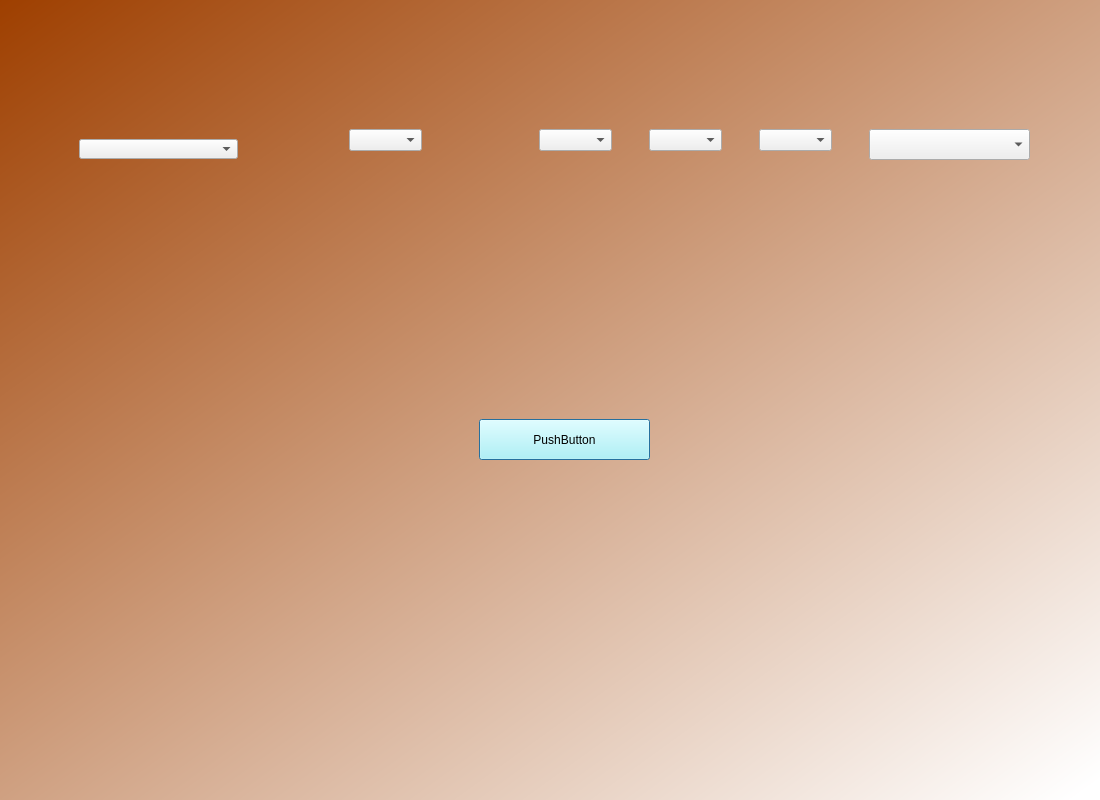
First picture: the form in Hackathon/input.ui, repository Agnim0912/DEVSPRINT_KOHI, before the edit.
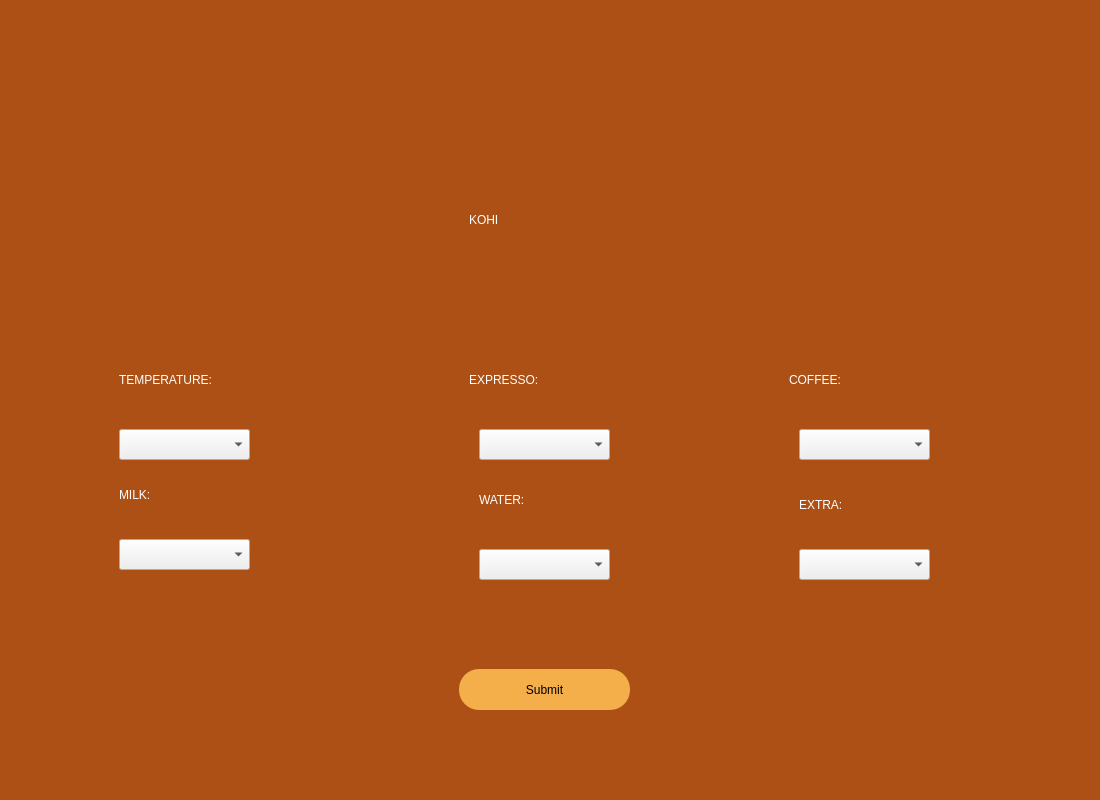
Second picture: the form after the edit.

```diff
--- a/Hackathon/input.ui
+++ b/Hackathon/input.ui
@@ -24,31 +24,33 @@
    </property>
    <property name="styleSheet">
     <string notr="true">QWidget#widget{
-background:qlineargradient(spread:pad, x1:0, y1:0, x2:0.985075, y2:0.983, stop:0 rgba(158, 63, 0, 255), stop:1 rgba(255, 255, 255, 255))}</string>
+background-color: rgb(173, 80, 21);}
+</string>
    </property>
    <widget class="QPushButton" name="But1">
     <property name="geometry">
      <rect>
-      <x>480</x>
-      <y>420</y>
+      <x>460</x>
+      <y>670</y>
       <width>171</width>
       <height>41</height>
      </rect>
     </property>
     <property name="styleSheet">
-     <string notr="true">background-color: rgb(170, 255, 255);</string>
+     <string notr="true">border-radius:20px;
+background-color: rgb(244, 174, 74);</string>
     </property>
     <property name="text">
-     <string>PushButton</string>
+     <string>Submit</string>
     </property>
    </widget>
    <widget class="QComboBox" name="comboBox">
     <property name="geometry">
      <rect>
-      <x>80</x>
-      <y>140</y>
-      <width>159</width>
-      <height>20</height>
+      <x>120</x>
+      <y>430</y>
+      <width>131</width>
+      <height>31</height>
      </rect>
     </property>
     <item>
@@ -70,10 +72,10 @@
    <widget class="QComboBox" name="comboBox3">
     <property name="geometry">
      <rect>
-      <x>540</x>
-      <y>130</y>
-      <width>73</width>
-      <height>22</height>
+      <x>800</x>
+      <y>430</y>
+      <width>131</width>
+      <height>31</height>
      </rect>
     </property>
     <item>
@@ -95,10 +97,10 @@
    <widget class="QComboBox" name="comboBox4">
     <property name="geometry">
      <rect>
-      <x>650</x>
-      <y>130</y>
-      <width>73</width>
-      <height>22</height>
+      <x>120</x>
+      <y>540</y>
+      <width>131</width>
+      <height>31</height>
      </rect>
     </property>
     <item>
@@ -120,10 +122,10 @@
    <widget class="QComboBox" name="comboBox5">
     <property name="geometry">
      <rect>
-      <x>760</x>
-      <y>130</y>
-      <width>73</width>
-      <height>22</height>
+      <x>480</x>
+      <y>550</y>
+      <width>131</width>
+      <height>31</height>
      </rect>
     </property>
     <item>
@@ -145,10 +147,10 @@
    <widget class="QComboBox" name="comboBox2">
     <property name="geometry">
      <rect>
-      <x>350</x>
-      <y>130</y>
-      <width>73</width>
-      <height>22</height>
+      <x>480</x>
+      <y>430</y>
+      <width>131</width>
+      <height>31</height>
      </rect>
     </property>
     <item>
@@ -175,9 +177,9 @@
    <widget class="QComboBox" name="comboBox6">
     <property name="geometry">
      <rect>
-      <x>870</x>
-      <y>130</y>
-      <width>161</width>
+      <x>800</x>
+      <y>550</y>
+      <width>131</width>
       <height>31</height>
      </rect>
     </property>
@@ -217,6 +219,125 @@
      </property>
     </item>
    </widget>
+   <widget class="QLabel" name="label">
+    <property name="geometry">
+     <rect>
+      <x>120</x>
+      <y>350</y>
+      <width>301</width>
+      <height>61</height>
+     </rect>
+    </property>
+    <property name="styleSheet">
+     <string notr="true">font: 20pt &quot;Montserrat&quot;;
+color: rgb(255, 255, 255);</string>
+    </property>
+    <property name="text">
+     <string>TEMPERATURE:</string>
+    </property>
+   </widget>
+   <widget class="QLabel" name="label_2">
+    <property name="geometry">
+     <rect>
+      <x>470</x>
+      <y>360</y>
+      <width>241</width>
+      <height>41</height>
+     </rect>
+    </property>
+    <property name="styleSheet">
+     <string notr="true">font: 20pt &quot;Montserrat&quot;;
+color: rgb(255, 255, 255);</string>
+    </property>
+    <property name="text">
+     <string>EXPRESSO:</string>
+    </property>
+   </widget>
+   <widget class="QLabel" name="label_3">
+    <property name="geometry">
+     <rect>
+      <x>790</x>
+      <y>360</y>
+      <width>221</width>
+      <height>41</height>
+     </rect>
+    </property>
+    <property name="styleSheet">
+     <string notr="true">font: 20pt &quot;Montserrat&quot;;
+color: rgb(255, 255, 255);</string>
+    </property>
+    <property name="text">
+     <string>COFFEE:</string>
+    </property>
+   </widget>
+   <widget class="QLabel" name="label_4">
+    <property name="geometry">
+     <rect>
+      <x>120</x>
+      <y>470</y>
+      <width>111</width>
+      <height>51</height>
+     </rect>
+    </property>
+    <property name="styleSheet">
+     <string notr="true">font: 20pt &quot;Montserrat&quot;;
+color: rgb(255, 255, 255);</string>
+    </property>
+    <property name="text">
+     <string>MILK:</string>
+    </property>
+   </widget>
+   <widget class="QLabel" name="label_5">
+    <property name="geometry">
+     <rect>
+      <x>480</x>
+      <y>480</y>
+      <width>181</width>
+      <height>41</height>
+     </rect>
+    </property>
+    <property name="styleSheet">
+     <string notr="true">font: 20pt &quot;Montserrat&quot;;
+color: rgb(255, 255, 255);</string>
+    </property>
+    <property name="text">
+     <string>WATER:</string>
+    </property>
+   </widget>
+   <widget class="QLabel" name="label_6">
+    <property name="geometry">
+     <rect>
+      <x>800</x>
+      <y>490</y>
+      <width>131</width>
+      <height>31</height>
+     </rect>
+    </property>
+    <property name="styleSheet">
+     <string notr="true">font: 20pt &quot;Montserrat&quot;;
+color: rgb(255, 255, 255);</string>
+    </property>
+    <property name="text">
+     <string>EXTRA:</string>
+    </property>
+   </widget>
+   <widget class="QLabel" name="label_7">
+    <property name="geometry">
+     <rect>
+      <x>470</x>
+      <y>190</y>
+      <width>301</width>
+      <height>61</height>
+     </rect>
+    </property>
+    <property name="styleSheet">
+     <string notr="true">font: 75 40pt &quot;Oleo Script&quot;;
+color: rgb(255, 255, 255);</string>
+    </property>
+    <property name="text">
+     <string>KOHI</string>
+    </property>
+   </widget>
   </widget>
  </widget>
  <resources/>
```
Left out of the diff: 12 changed lines with no effect on the pictures.
